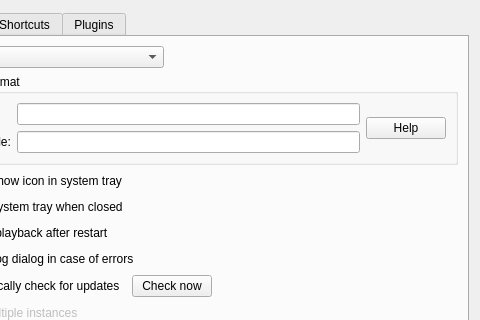
nulloy/nulloy, file src/preferencesDialog.ui: the form before one commit; both pictures show x 91 to 571 and y 0 to 320 of the 571 by 404 pixel window.
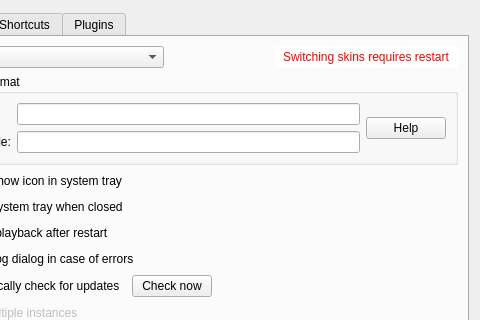
The form after the commit. Custom widgets are drawn as their Qt base class.

Commit message: changing skins messageBox -> label

What changed in the file:
```diff
--- a/src/preferencesDialog.ui
+++ b/src/preferencesDialog.ui
@@ -59,6 +59,24 @@
            </property>
           </spacer>
          </item>
+         <item>
+          <widget class="QLabel" name="skinRestartLabel">
+           <property name="sizePolicy">
+            <sizepolicy hsizetype="Maximum" vsizetype="Preferred">
+             <horstretch>0</horstretch>
+             <verstretch>0</verstretch>
+            </sizepolicy>
+           </property>
+           <property name="styleSheet">
+            <string notr="true">color: red;
+background: white;
+padding: 2px 5px 2px 5px;</string>
+           </property>
+           <property name="text">
+            <string>Switching skins requires restart</string>
+           </property>
+          </widget>
+         </item>
         </layout>
        </item>
        <item>
```
Left out of the diff: 4 changed lines with no effect on the pictures. The commit also changes 2 other files.
